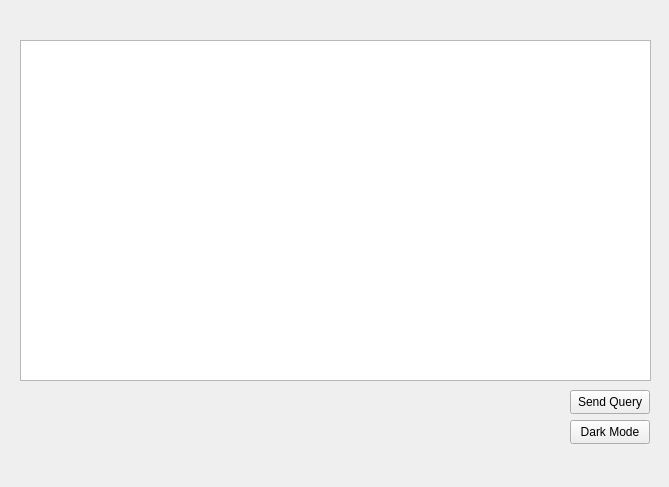
The window that app/sendquerypage.ui (GQL-Project/gql_client) describes before a commit, drawn with Qt 5.
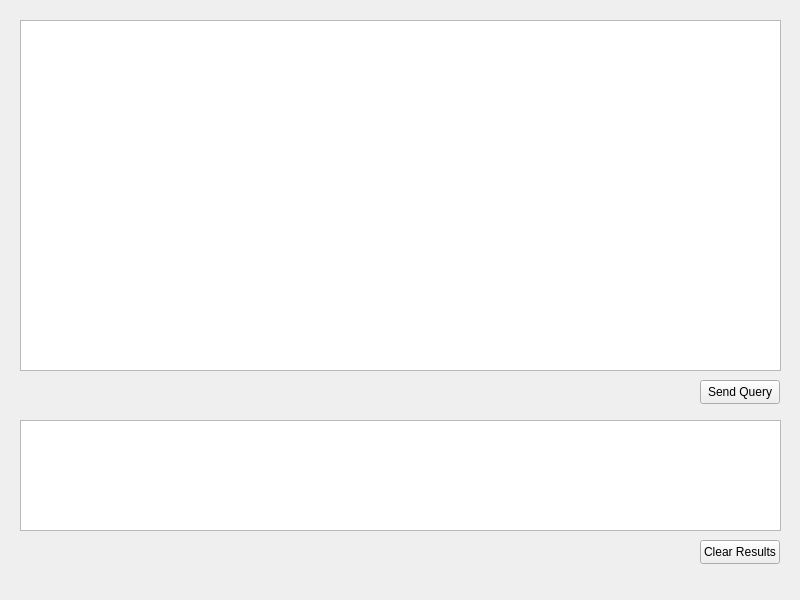
The same window after the commit.

Commit message:
Fixed Duplicate Window Bug
Fixed duplicate window bug and added a box for the results of a query being sent to the server. Added a box for the results of queries to be displayed and added a button to clear the results if the user chooses to do so.

What changed in the file:
```diff
--- a/app/sendquerypage.ui
+++ b/app/sendquerypage.ui
@@ -6,8 +6,8 @@
    <rect>
     <x>0</x>
     <y>0</y>
-    <width>669</width>
-    <height>487</height>
+    <width>800</width>
+    <height>600</height>
    </rect>
   </property>
   <property name="windowTitle">
@@ -16,8 +16,8 @@
   <widget class="QPushButton" name="pushButton">
    <property name="geometry">
     <rect>
-     <x>570</x>
-     <y>390</y>
+     <x>700</x>
+     <y>380</y>
      <width>80</width>
      <height>24</height>
     </rect>
@@ -30,23 +30,33 @@
    <property name="geometry">
     <rect>
      <x>20</x>
-     <y>40</y>
-     <width>631</width>
-     <height>341</height>
+     <y>20</y>
+     <width>761</width>
+     <height>351</height>
     </rect>
    </property>
   </widget>
-  <widget class="QPushButton" name="pushButton_2">
+  <widget class="QTableWidget" name="tableWidget">
    <property name="geometry">
     <rect>
-     <x>570</x>
+     <x>20</x>
      <y>420</y>
+     <width>761</width>
+     <height>111</height>
+    </rect>
+   </property>
+  </widget>
+  <widget class="QPushButton" name="pushButton_2">
+   <property name="geometry">
+    <rect>
+     <x>700</x>
+     <y>540</y>
      <width>80</width>
      <height>24</height>
     </rect>
    </property>
    <property name="text">
-    <string>Dark Mode</string>
+    <string>Clear Results</string>
    </property>
   </widget>
  </widget>
```
The commit also changes 3 other files.
